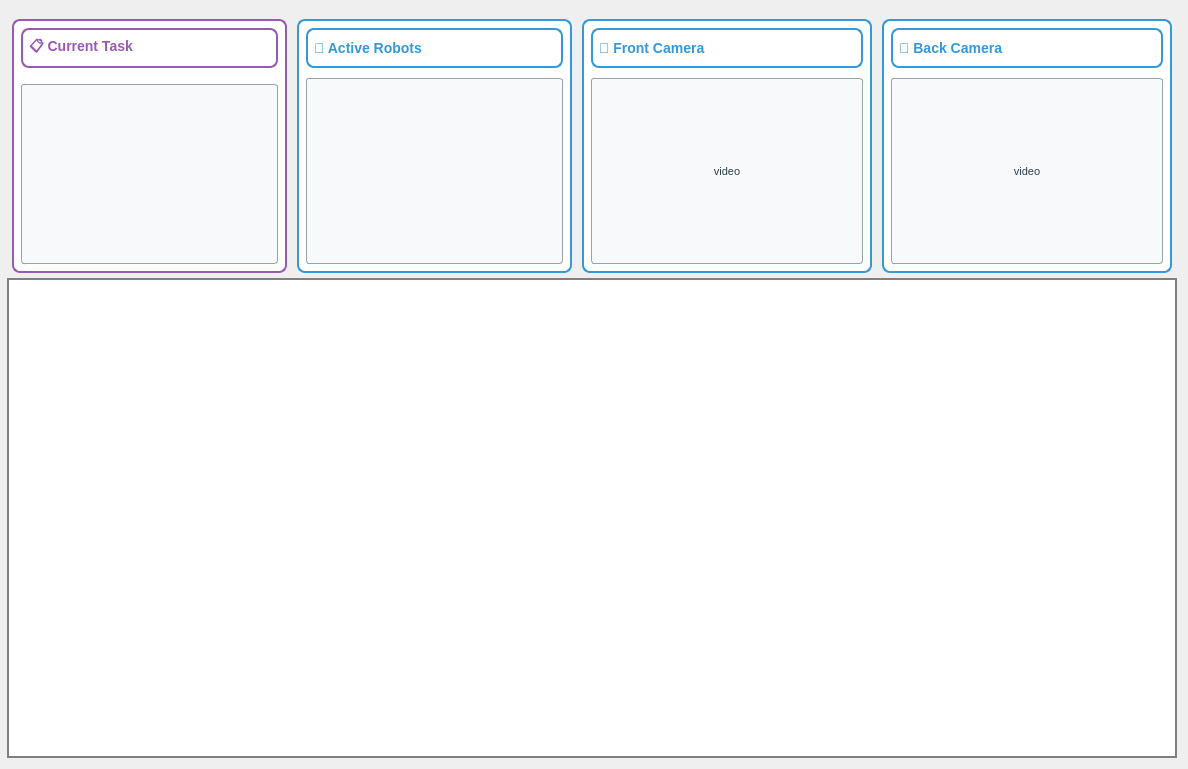
The window that ros_ws/src/admin/ui/main_view_tab.ui (addinedu-ros-9th/ros-repo-1) describes before a commit, drawn with Qt 5.
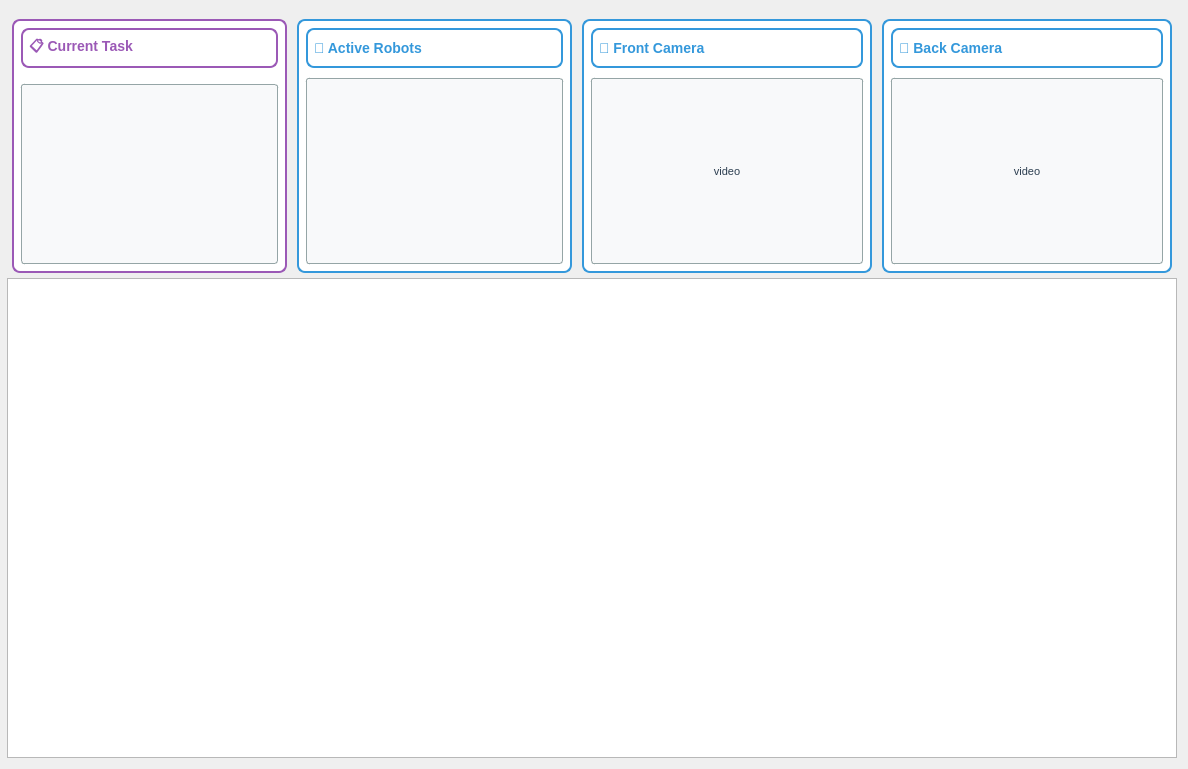
The same window after the commit.

Patch:
```diff
--- a/ros_ws/src/admin/ui/main_view_tab.ui
+++ b/ros_ws/src/admin/ui/main_view_tab.ui
@@ -416,11 +416,7 @@
       </size>
      </property>
      <property name="styleSheet">
-      <string notr="true">    QGraphicsView {
-        border: 2px solid gray;
-    }
-
-</string>
+      <string notr="true"/>
      </property>
     </widget>
    </item>
```
